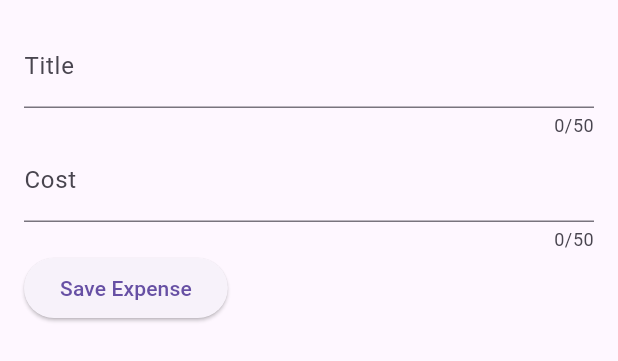
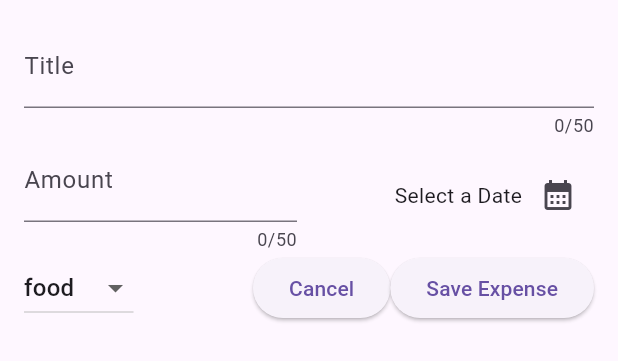
Before and after one commit to Squubis/expense_tracker, a Flutter app: the NewExpense widget shown alone on an empty page, opened directly, on a phone screen of 412 x 824 dp. Shown: the top 361 px of the screen. Run offline on Flutter 3.47's test engine with Material 3 defaults, Android fonts, the phone set to English and light mode, and no system bars.

Commit message:
Added category section to bottom row, incomplete

```diff
--- a/lib/new_expense.dart
+++ b/lib/new_expense.dart
@@ -1,6 +1,11 @@
 
+import 'package:expense_tracker/material/expense.dart';
 import 'package:flutter/material.dart';
 import 'package:flutter/services.dart';
+import 'package:intl/date_symbol_data_file.dart';
+import 'package:intl/intl.dart';
+
+final formatter = DateFormat.yMd();
 
 class NewExpense extends StatefulWidget{
   const NewExpense({super.key});
@@ -15,18 +20,41 @@ class NewExpense extends StatefulWidget{
 
 class _NewExpenseState extends State<NewExpense>{
   final _titleController = TextEditingController();
-  final _budgetController = TextEditingController();
+  final _amountController = TextEditingController();
+  DateTime? _selectedDate;
   @override
   void dispose(){
     _titleController.dispose();
-    _budgetController.dispose();
+    _amountController.dispose();
     super.dispose();
   }
 
+  void _presentDatePicker() async {
+    final now = DateTime.now();
+    final firstDate = DateTime(now.year - 1, now.month, now.day);
+    final pickedDate = await showDatePicker(
+      context: context,
+      initialDate: now,
+      firstDate: firstDate,
+      lastDate: now);
+    setState(() {
+      _selectedDate = pickedDate;
+    });
+  }
 
   @override
   Widget build(BuildContext context) {
-
+    var children = [
+              TextField(
+                controller: _amountController,
+                maxLength: 50,
+                keyboardType: TextInputType.number,
+                decoration: InputDecoration(
+                  prefixText: '\$',
+                  label: Text('Cost')
+                ),
+              ),
+            ];
     return Padding(
       padding: EdgeInsets.all(16) ,
       child: Column(
@@ -39,17 +67,49 @@ class _NewExpenseState extends State<NewExpense>{
               label: Text("Title"),
             ),
           ),
+          Row(
+            children: [
+              Expanded(child:
               TextField(
-            controller: _budgetController,
+                controller: _amountController,
                 maxLength: 50,
                 keyboardType: TextInputType.number,
                 decoration: InputDecoration(
                   prefixText: '\$',
-              label: Text('Cost')
+                  label: Text('Amount')
                 ),
               ),
+              ),
+              const SizedBox(width: 16),
+              Expanded(child: Row(
+                mainAxisAlignment: MainAxisAlignment.end,
+                crossAxisAlignment: CrossAxisAlignment.center,
+                children: [
+                  Text(
+                    _selectedDate == null   //basically a conditional statement
+                    ?'Select a Date'
+                    :formatter.format(_selectedDate!)),
+                  IconButton(onPressed: _presentDatePicker,
+                  icon: const Icon(Icons.calendar_month),
+                  )
+                ],),)
+            ],
+          ),
           Row(children: [
-            ElevatedButton(onPressed: (){print(_titleController.text); print(_budgetController.text);}, child: Text('Save Expense'),)
+            DropdownButton(
+            items: Category.values.map(
+              (category) => DropdownMenuItem(
+                child: Text(category.name.toString(),),),
+              ).toList(),
+            onChanged: (value){}
+            ),
+            Spacer(),
+            ElevatedButton(onPressed: (){
+              Navigator.pop(context);},
+              child: Text('Cancel')),
+            ElevatedButton(
+              onPressed: (){print(_titleController.text); print(_amountController.text);},
+              child: Text('Save Expense'),)
           ],)
         ],
       )
```
Lines whose indentation alone changed are shown as unchanged.
